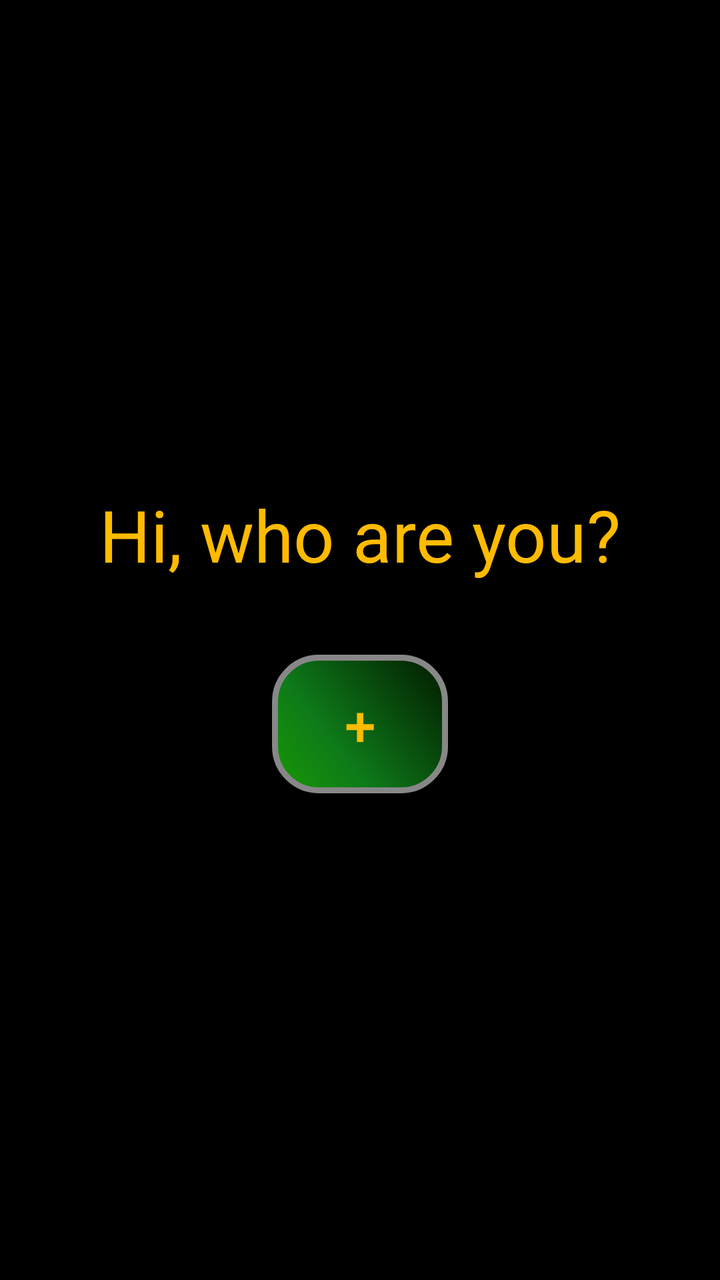
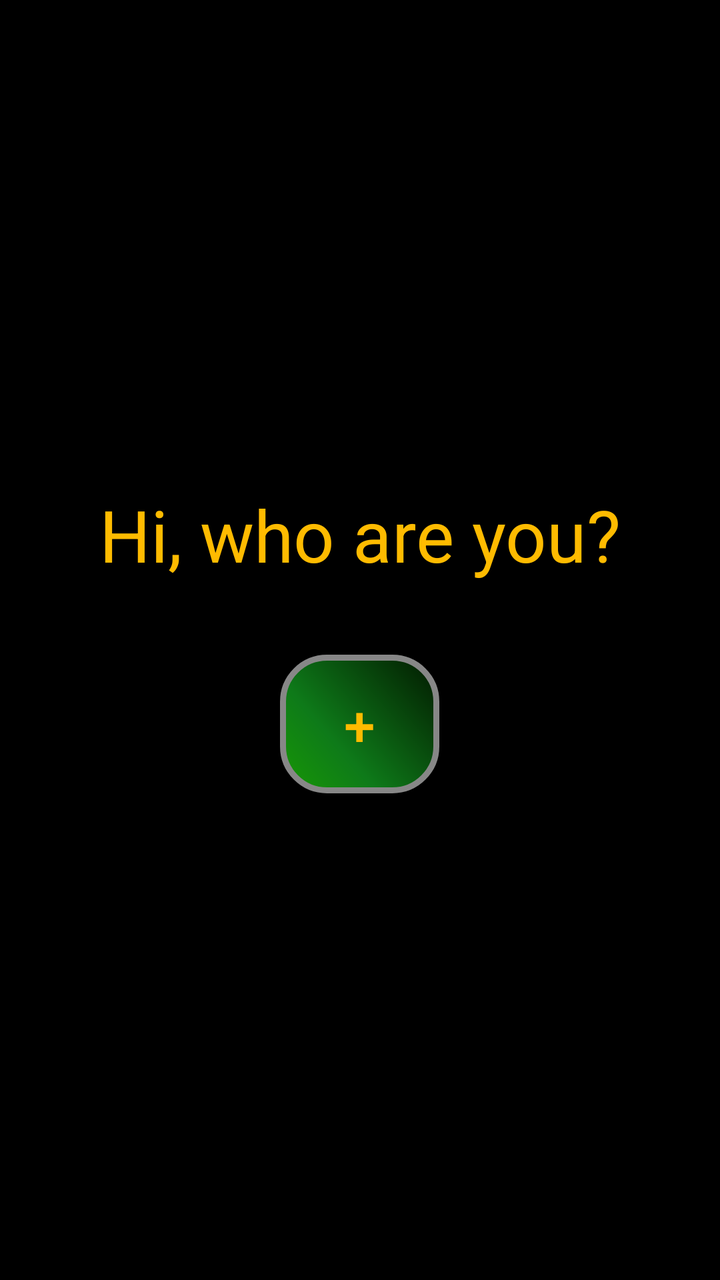

Screens rendered from an Android XML layout before and after an edit, with the pre-edit source and the edit as a unified diff.
<!-- AndroidManifest.xml: application theme AppTheme -->
<!-- res/layout/username_selection.xml -->
<?xml version="1.0" encoding="utf-8"?>
<LinearLayout xmlns:android="http://schemas.android.com/apk/res/android"
    android:layout_width="match_parent"
    android:layout_height="match_parent"
    android:background="@color/black"
    android:gravity="center"
    android:orientation="vertical"
    android:padding="12sp">

    <TextView
        android:id="@+id/greeting"
        android:layout_width="match_parent"
        android:layout_height="wrap_content"
        android:layout_margin="12sp"
        android:gravity="center_horizontal"
        android:text="@string/greeting"
        android:textAlignment="center"
        android:textColor="@color/gold"
        android:textSize="36sp" />

    <ListView
        android:id="@+id/username_list"
        android:layout_width="match_parent"
        android:layout_height="wrap_content"
        android:divider="@null"
        android:dividerHeight="0dp" />

    <Button
        android:id="@+id/username_creation_button"
        android:layout_width="wrap_content"
        android:layout_height="wrap_content"
        android:layout_marginTop="24sp"
        android:layout_marginBottom="12sp"
        android:background="@drawable/button"
        android:onClick="showUsernameCreationScreen"
        android:text="@string/add"
        android:textColor="@color/gold"
        android:textSize="28sp" />

</LinearLayout>
<!-- resources referenced by this layout -->
<resources>
  <color name="black">#000000</color>
  <color name="gold">#FFBB00</color>
  <!-- drawable button (drawable) -->
  <?xml version="1.0" encoding="utf-8"?>
  <shape xmlns:android="http://schemas.android.com/apk/res/android" android:shape="rectangle" >
      <corners android:radius="22dp"/>
      <gradient
          android:angle="45"
          android:centerX="35%"
          android:centerColor="#0E7A19"
          android:startColor="#179805"
          android:endColor="#021900"
          android:type="linear"/>
      <padding
          android:left="32sp"
          android:top="16sp"
          android:right="32sp"
          android:bottom="16sp"/>
      <stroke
          android:width="3dp"
          android:color="#878787"/>
  </shape>
  <string name="add">+</string>
  <string name="greeting">Hi, who are you?</string>
  <style name="AppTheme" parent="Base.Theme.AppCompat.Light.DarkActionBar">
  
      </style>
</resources>

<!-- the commit's change to res/layout/username_selection.xml (unified diff, before → after) -->
@@ -2,7 +2,6 @@
 <LinearLayout xmlns:android="http://schemas.android.com/apk/res/android"
     android:layout_width="match_parent"
     android:layout_height="match_parent"
-    android:background="@color/black"
     android:gravity="center"
     android:orientation="vertical"
     android:padding="12sp">
@@ -26,6 +25,7 @@
         android:dividerHeight="0dp" />
 
     <Button
+                    style="?android:attr/buttonBarButtonStyle"
         android:id="@+id/username_creation_button"
         android:layout_width="wrap_content"
         android:layout_height="wrap_content"
<!-- resource entries referenced after the edit -->
@@ -25,7 +25,7 @@
   <string name="add">+</string>
   <string name="greeting">Hi, who are you?</string>
   <style name="AppTheme" parent="Base.Theme.AppCompat.Light.DarkActionBar">
-  
+          <item name="android:windowBackground">@color/black</item>
       </style>
 </resources>
 
